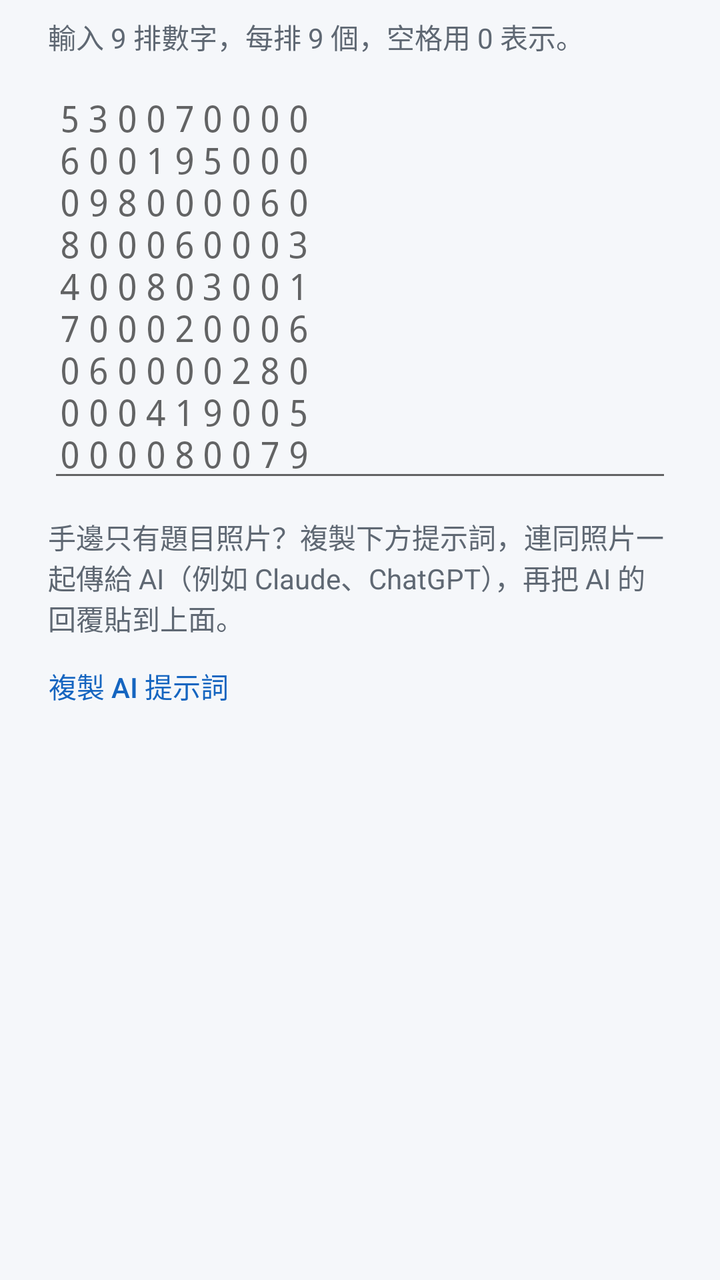
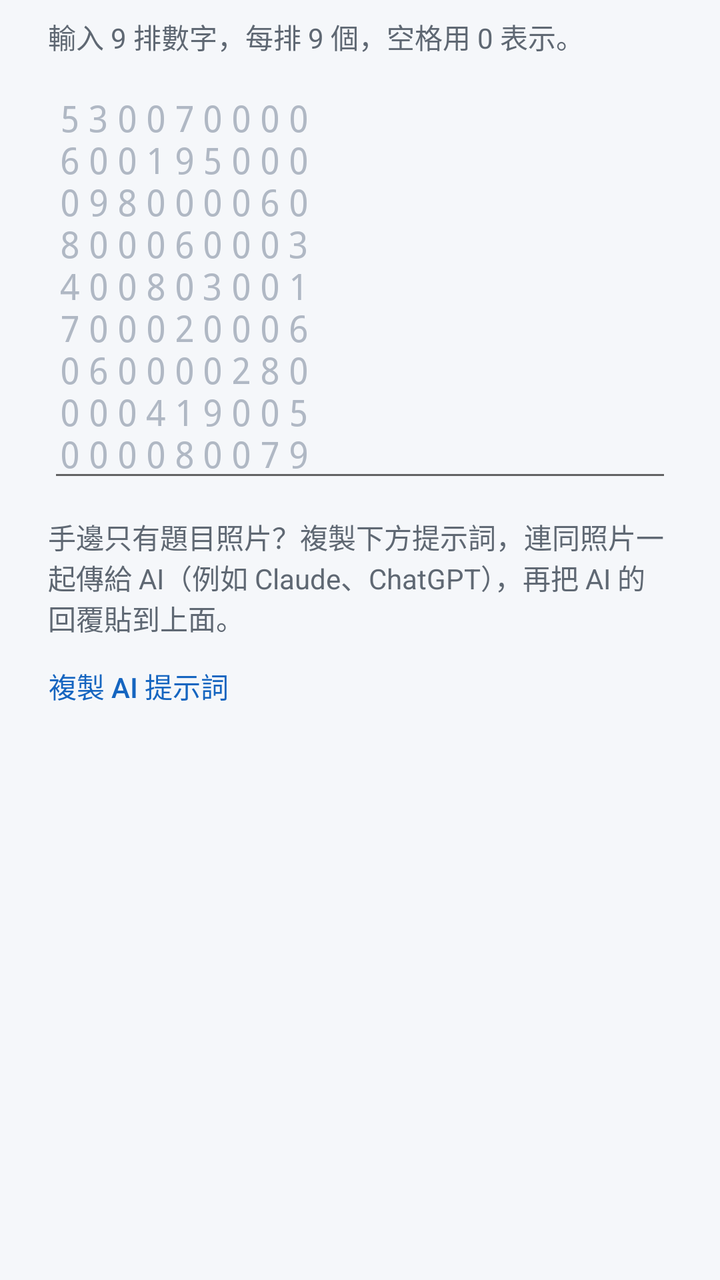

Before-and-after screenshots of an Android layout around one commit, followed by the original layout XML and the change that was made.
<!-- AndroidManifest.xml: application theme Theme.Sudoku -->
<!-- res/layout/dialog_import.xml -->
<?xml version="1.0" encoding="utf-8"?>
<ScrollView xmlns:android="http://schemas.android.com/apk/res/android"
    android:layout_width="match_parent"
    android:layout_height="wrap_content">

    <LinearLayout
        android:layout_width="match_parent"
        android:layout_height="wrap_content"
        android:orientation="vertical"
        android:paddingStart="24dp"
        android:paddingTop="8dp"
        android:paddingEnd="24dp">

        <TextView
            android:layout_width="match_parent"
            android:layout_height="wrap_content"
            android:text="@string/import_instructions"
            android:textColor="@color/text_secondary"
            android:textSize="14sp" />

        <EditText
            android:id="@+id/editPuzzle"
            android:layout_width="match_parent"
            android:layout_height="wrap_content"
            android:layout_marginTop="8dp"
            android:gravity="top|start"
            android:hint="@string/import_example"
            android:importantForAutofill="no"
            android:inputType="textMultiLine|textNoSuggestions"
            android:letterSpacing="0.2"
            android:minLines="9"
            android:textSize="18sp"
            android:typeface="monospace" />

        <TextView
            android:id="@+id/txtImportError"
            android:layout_width="match_parent"
            android:layout_height="wrap_content"
            android:textColor="@color/digit_wrong"
            android:textSize="14sp"
            android:visibility="gone" />

        <TextView
            android:layout_width="match_parent"
            android:layout_height="wrap_content"
            android:layout_marginTop="12dp"
            android:text="@string/import_ai_tip"
            android:textColor="@color/text_secondary"
            android:textSize="14sp" />

        <Button
            android:id="@+id/btnCopyPrompt"
            style="?android:attr/borderlessButtonStyle"
            android:layout_width="wrap_content"
            android:layout_height="wrap_content"
            android:layout_marginStart="-12dp"
            android:text="@string/copy_prompt"
            android:textColor="@color/accent" />
    </LinearLayout>
</ScrollView>
<!-- resources referenced by this layout -->
<resources>
  <color name="accent">#1565C0</color>
  <color name="digit_wrong">#D32F2F</color>
  <color name="text_secondary">#5F6873</color>
  <string name="copy_prompt">複製 AI 提示詞</string>
  <string name="import_ai_tip">手邊只有題目照片？複製下方提示詞，連同照片一起傳給 AI（例如 Claude、ChatGPT），再把 AI 的回覆貼到上面。</string>
  <string name="import_example">530070000\n600195000\n098000060\n800060003\n400803001\n700020006\n060000280\n000419005\n000080079</string>
  <string name="import_instructions">輸入 9 排數字，每排 9 個，空格用 0 表示。</string>
  <style name="Theme.Sudoku" parent="android:Theme.Material.Light.NoActionBar">
          <item name="android:colorAccent">@color/accent</item>
          <item name="android:windowBackground">@color/app_bg</item>
          <item name="android:statusBarColor">@color/app_bg</item>
          <item name="android:windowLightStatusBar">true</item>
      </style>
  <color name="app_bg">#F5F7FA</color>
</resources>

<!-- the commit's change to res/layout/dialog_import.xml (unified diff, before → after) -->
@@ -29,6 +29,7 @@
             android:inputType="textMultiLine|textNoSuggestions"
             android:letterSpacing="0.2"
             android:minLines="9"
+            android:textColorHint="@color/line_thin"
             android:textSize="18sp"
             android:typeface="monospace" />
 
<!-- resource entries referenced after the edit -->
@@ -2,6 +2,7 @@
 <resources>
   <color name="accent">#1565C0</color>
   <color name="digit_wrong">#D32F2F</color>
+  <color name="line_thin">#B0B8C4</color>
   <color name="text_secondary">#5F6873</color>
   <string name="copy_prompt">複製 AI 提示詞</string>
   <string name="import_ai_tip">手邊只有題目照片？複製下方提示詞，連同照片一起傳給 AI（例如 Claude、ChatGPT），再把 AI 的回覆貼到上面。</string>
